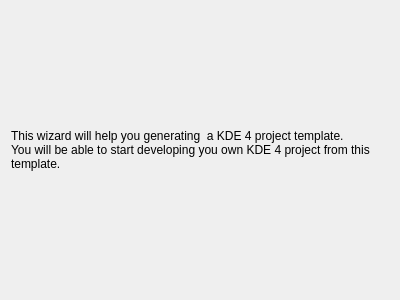
This is introduction.ui in KDE/kapptemplate as Qt 5 draws it before an edit. The edited form follows.
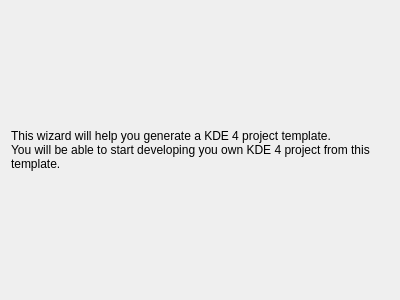
This is the edited form.

Commit message: Minor string changes - ditched some exclamation points, and addressed a minor point of grammar.

Patch:
```diff
--- a/introduction.ui
+++ b/introduction.ui
@@ -13,7 +13,7 @@
    <item row="0" column="0" >
     <widget class="QLabel" name="label" >
      <property name="text" >
-      <string>This wizard will help you generating  a KDE 4 project template.
+      <string>This wizard will help you generate a KDE 4 project template.
 You will be able to start developing you own KDE 4 project from this template.</string>
      </property>
      <property name="wordWrap" >
```
The commit also changes 1 other file.
